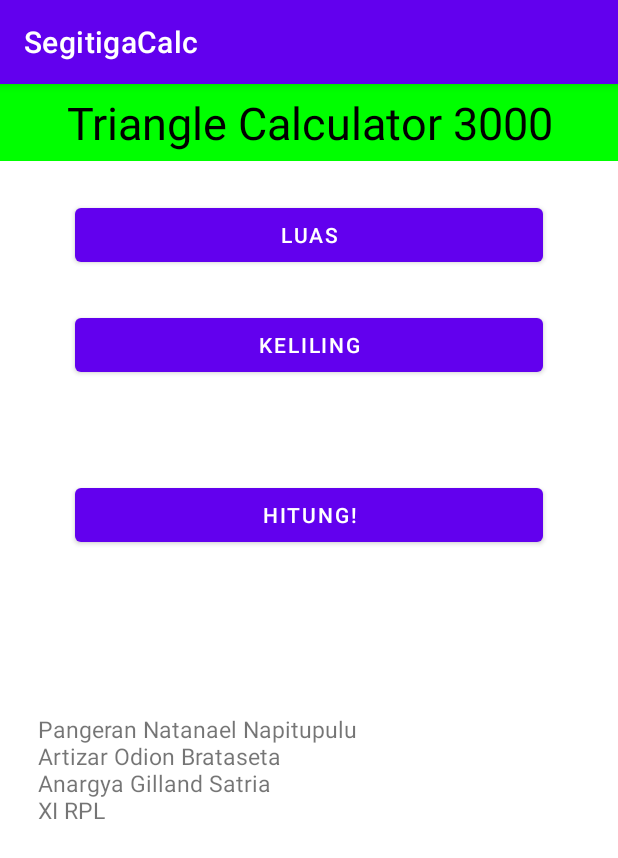
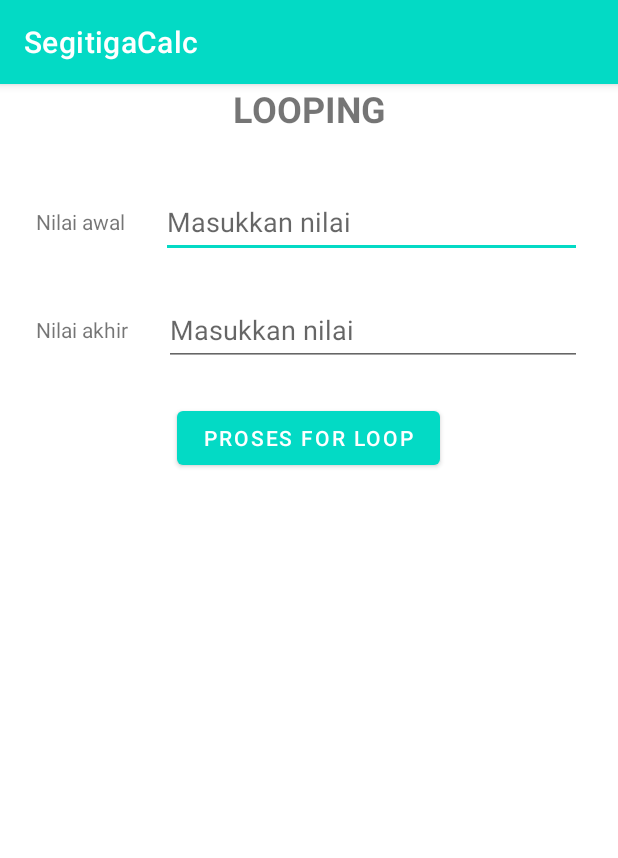
Before and after one commit to greyseth/SegitigaCalc, an Android app: the screen it shows after launch (MainActivity before the commit, Loops after it), on a phone screen of 412 x 824 dp. Shown: the top 858 px of the screen. Run offline under Robolectric (Android 15) with nearby library versions, the phone set to English and light mode, and no system bars.

Commit message:
Finished looping assignment

```diff
--- a/app/src/main/AndroidManifest.xml
+++ b/app/src/main/AndroidManifest.xml
@@ -13,6 +13,9 @@
         tools:targetApi="31">
         <activity
             android:name=".MainActivity"
+            android:exported="false" />
+        <activity
+            android:name=".Loops"
             android:exported="true">
             <intent-filter>
                 <action android:name="android.intent.action.MAIN" />
--- /dev/null
+++ b/app/src/main/java/com/example/segitigacalc/Loops.java
@@ -0,0 +1,53 @@
+package com.example.segitigacalc;
+
+import androidx.appcompat.app.AppCompatActivity;
+
+import android.os.Bundle;
+import android.view.View;
+import android.widget.Button;
+import android.widget.EditText;
+import android.widget.TextView;
+
+public class Loops extends AppCompatActivity {
+
+    EditText awalInput;
+    EditText akhirInput;
+
+    TextView resDisp;
+    Button processBtn;
+
+    @Override
+    protected void onCreate(Bundle savedInstanceState) {
+        super.onCreate(savedInstanceState);
+        setContentView(R.layout.activity_loops);
+
+        awalInput = findViewById(R.id.awalInput);
+        akhirInput = findViewById(R.id.akhirInput);
+
+        resDisp = findViewById(R.id.display);
+        processBtn = findViewById(R.id.processBtn);
+
+        processBtn.setOnClickListener(new View.OnClickListener() {
+            @Override
+            public void onClick(View view) {
+                Integer start = Integer.parseInt(awalInput.getText().toString());
+                Integer end = Integer.parseInt(akhirInput.getText().toString());
+                StringBuilder sb = new StringBuilder();
+
+                if (end >= start) {
+                    for(Integer i = start; i <= end; i++) {
+                        sb.append(i);
+                        sb.append("\n");
+                    }
+                }else {
+                    for(Integer i = start; i >= end; i--) {
+                        sb.append(i);
+                        sb.append("\n");
+                    }
+                }
+
+                resDisp.setText(sb.toString());
+            }
+        });
+    }
+}
--- /dev/null
+++ b/app/src/main/res/layout/activity_loops.xml
@@ -0,0 +1,96 @@
+<?xml version="1.0" encoding="utf-8"?>
+<LinearLayout xmlns:android="http://schemas.android.com/apk/res/android"
+    xmlns:app="http://schemas.android.com/apk/res-auto"
+    xmlns:tools="http://schemas.android.com/tools"
+    android:layout_width="match_parent"
+    android:layout_height="match_parent"
+    android:orientation="vertical"
+    tools:context=".Loops">
+
+    <TextView
+        android:layout_width="match_parent"
+        android:layout_height="36dp"
+        android:text="LOOPING"
+        android:textSize="24sp"
+        android:textStyle="bold"
+        android:textAlignment="center"
+        android:layout_marginBottom="32dp"
+        />
+
+    <LinearLayout
+        android:orientation="horizontal"
+        android:layout_width="match_parent"
+        android:layout_height="48dp"
+        android:layout_marginStart="24dp"
+        android:layout_marginEnd="24dp"
+        android:layout_marginBottom="24dp"
+        >
+
+        <TextView
+            android:text="Nilai awal"
+            android:layout_width="wrap_content"
+            android:layout_height="match_parent"
+            android:layout_marginEnd="24dp"
+            android:gravity="center"
+            />
+
+        <EditText
+            android:id="@+id/awalInput"
+            android:layout_width="match_parent"
+            android:layout_height="match_parent"
+            android:inputType="number"
+            android:hint="Masukkan nilai"
+            />
+
+    </LinearLayout>
+
+    <LinearLayout
+        android:orientation="horizontal"
+        android:layout_width="match_parent"
+        android:layout_height="48dp"
+        android:layout_marginStart="24dp"
+        android:layout_marginEnd="24dp"
+        android:layout_marginBottom="24dp"
+        >
+
+        <TextView
+            android:text="Nilai akhir"
+            android:layout_width="wrap_content"
+            android:layout_height="match_parent"
+            android:layout_marginEnd="24dp"
+            android:gravity="center"
+            />
+
+        <EditText
+            android:id="@+id/akhirInput"
+            android:layout_width="match_parent"
+            android:layout_height="match_parent"
+            android:inputType="number"
+            android:hint="Masukkan nilai"
+            />
+
+    </LinearLayout>
+
+    <LinearLayout
+        android:layout_width="match_parent"
+        android:layout_height="wrap_content"
+        android:orientation="vertical"
+        android:gravity="center"
+        android:layout_marginBottom="24dp">
+        <Button
+            android:id="@+id/processBtn"
+            android:layout_width="175dp"
+            android:layout_height="48dp"
+            android:text="PROSES FOR LOOP"
+            />
+    </LinearLayout>
+
+    <TextView
+        android:id="@+id/display"
+        android:layout_width="match_parent"
+        android:layout_height="wrap_content"
+        android:textColor="@color/green"
+        android:textAlignment="center"
+        />
+
+</LinearLayout>
--- a/app/src/main/res/values/themes.xml
+++ b/app/src/main/res/values/themes.xml
@@ -2,7 +2,7 @@
     <!-- Base application theme. -->
     <style name="Theme.SegitigaCalc" parent="Theme.MaterialComponents.DayNight.DarkActionBar">
         <!-- Primary brand color. -->
-        <item name="colorPrimary">@color/purple_500</item>
+        <item name="colorPrimary">@color/teal_200</item>
         <item name="colorPrimaryVariant">@color/purple_700</item>
         <item name="colorOnPrimary">@color/white</item>
         <!-- Secondary brand color. -->
```
